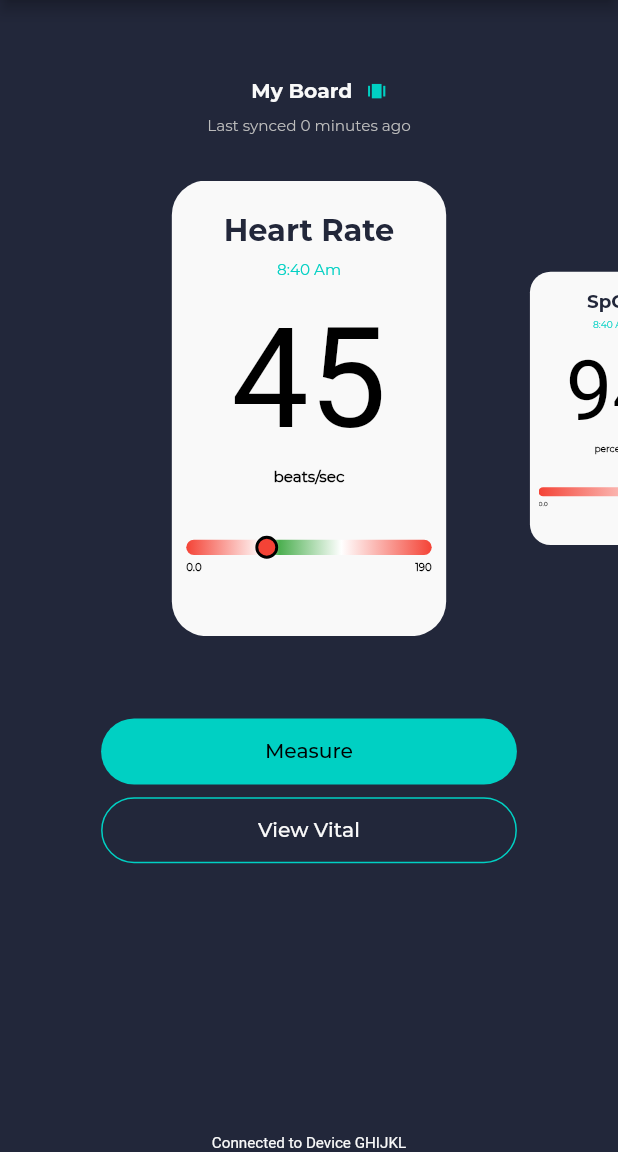
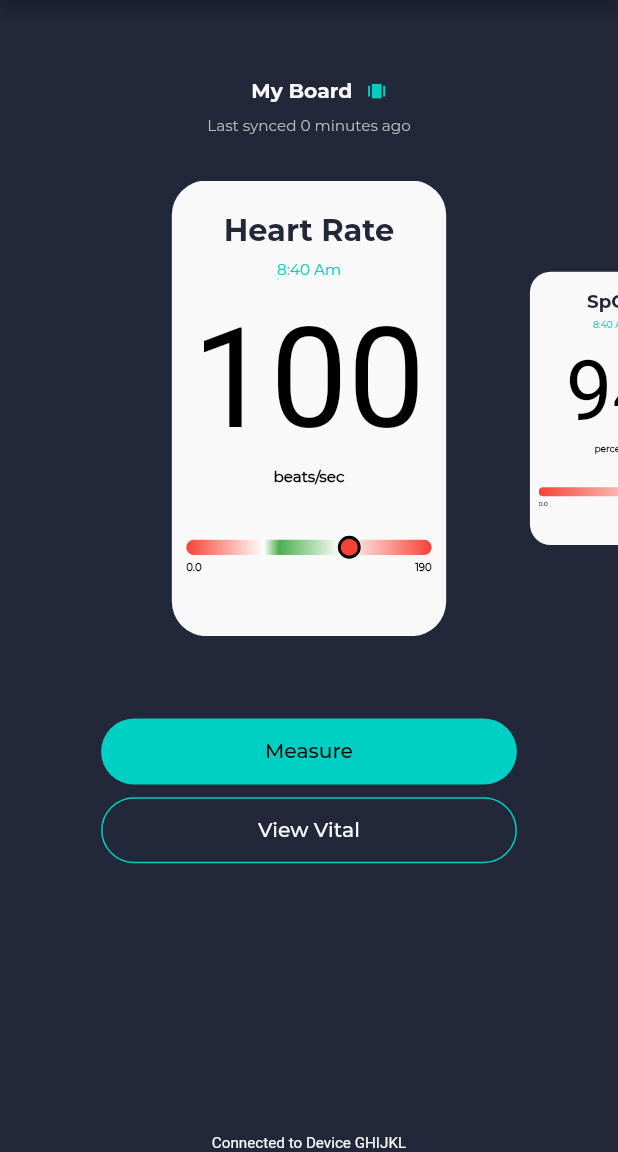
Before and after one commit to flexxited/Swastek, a Flutter app: the screen it shows once a user with an empty profile is signed in, after a tap on "Skip for now", on a phone screen of 412 x 824 dp, the part 84-1236 px from its top. Run offline on Flutter 3.47's test engine with Material 2 defaults, Android fonts, the phone set to English and light mode, and no system bars; drawn by our look-alikes of scroll_snap_list; our stand-ins replace cloud_firestore, dartz, firebase_auth, firebase_core, flutter_blue, flutter_screenutil and 3 more; missing offline and left inert: app_settings; accounts and stored records are empty; Roboto replaces fonts that are missing (SeogeBold, SeogeReg).

Commit message:
msr done

```diff
--- a/lib/app/modules/home/views/widgets/my_board/widgets/horizontal_view/horizontal_view.dart
+++ b/lib/app/modules/home/views/widgets/my_board/widgets/horizontal_view/horizontal_view.dart
@@ -1,5 +1,6 @@
 // import 'package:flexxited_swastek/controllers/tracking_controller.dart';
 // import 'package:flexxited_swastek/screens/view_vital/view_vital.dart';
+import 'package:flexxited_swastek/app/modules/home/views/widgets/my_board/widgets/horizontal_view/cards/mental_stress_horizontal_list_tile.dart';
 import 'package:flutter/material.dart';
 import 'package:flutter_screenutil/flutter_screenutil.dart';
 import 'package:get/get.dart';
@@ -17,6 +18,7 @@ import 'cards/posture_card_horizontal_list_tile.dart';
 import 'cards/respiratory_rate_card_horizontal_list_tile.dart';
 import 'cards/spo2_card_horizontal_list_tile.dart';
 import 'cards/step_count_card_horizontal_list_tile.dart';
+import 'package:flexxited_swastek/domain/device/models/mental_stress.dart';
 
 class HorizontalView extends StatelessWidget {
   // final TrackingController trackController = Get.find();
@@ -62,6 +64,13 @@ class HorizontalView extends StatelessWidget {
                               heatStress: value.heatStres),
                           posture: (_) => PostureDetectionHorizontalListTile(
                               posture: value.posture),
+                          mentalStress: (_) => MentalStressHorizontalListTile(
+                            mentalStress: MentalStress(
+                              bp: value.bloodPressure,
+                              hr: value.heartRate,
+                              rr: value.respiratoryRate,
+                            ),
+                          ),
                         );
                       },
                       invalidDataPacket: (_) {
@@ -76,6 +85,7 @@ class HorizontalView extends StatelessWidget {
                             fallDetection: (_) => "Fall detection",
                             heatStress: (_) => "Heat stress",
                             posture: (_) => "Posture",
+                            mentalStress: (_) => "Mental Stress",
                           ),
                         );
                       },
@@ -140,7 +150,6 @@ class HorizontalView extends StatelessWidget {
   }
 }
 
-
 class BottomNoBorderButton extends StatelessWidget {
   final String text;
   const BottomNoBorderButton({required this.text});
--- a/lib/domain/device/device_data_packet.dart
+++ b/lib/domain/device/device_data_packet.dart
@@ -87,8 +87,8 @@ abstract class DeviceDataPacket with _$DeviceDataPacket {
             heartRate: HeartRate(
               variability: 34,
               viriabilityLevel: 34.getVariabilityLevels(),
-              vital: 45,
-              vitalLevel: 45.getVitalLevels(),
+              vital: 100,
+              vitalLevel: 100.getVitalLevels(),
             ),
             spo2: const OxygenSaturation(spO2: 94),
             respiratoryRate: RespiratoryRate(
@@ -96,8 +96,8 @@ abstract class DeviceDataPacket with _$DeviceDataPacket {
               respiratoryLevel: 60.getRespiratoryLevels(),
             ),
             bloodPressure: BloodPressure(
-              systolic: 68,
-              systolicLevel: 68.getSystolicLevels(),
+              systolic: 121,
+              systolicLevel: 121.getSystolicLevels(),
               diastolic: 78,
             ),
             coreBodyTemperature: const CoreBodyTemperature(cbt: 36.5),
@@ -127,6 +127,7 @@ extension DeviceDataX on DeviceDataPacket {
       DeviceDataPacketItem.fallDetection(),
       DeviceDataPacketItem.heatStress(),
       DeviceDataPacketItem.posture(),
+      DeviceDataPacketItem.mentalStress()
     ];
   }
 }
@@ -143,4 +144,5 @@ abstract class DeviceDataPacketItem with _$DeviceDataPacketItem {
   const factory DeviceDataPacketItem.fallDetection() = _FallDetection;
   const factory DeviceDataPacketItem.heatStress() = _HeatStress;
   const factory DeviceDataPacketItem.posture() = _Posture;
+  const factory DeviceDataPacketItem.mentalStress() = _mentalStress;
 }
--- a/lib/domain/device/models/mental_stress.dart
+++ b/lib/domain/device/models/mental_stress.dart
@@ -1,3 +1,4 @@
+import 'package:flutter/foundation.dart';
 import 'package:freezed_annotation/freezed_annotation.dart';
 
 import 'blood_pressure.dart';
@@ -21,20 +22,25 @@ extension MentalStressX on MentalStress {
     if (bp.systolicLevel == EnLevels.normal(value: bp.systolic) &&
         hr.vitalLevel == EnLevels.normal(value: hr.vital) &&
         rr.respiratoryLevel == EnLevels.normal(value: rr.rr)) {
+      debugPrint("1");
       return const EnLevels.normal(value: -1);
     } else if (bp.systolicLevel == EnLevels.normal(value: bp.systolic) &&
         hr.vitalLevel == EnLevels.high(value: hr.vital) &&
         rr.respiratoryLevel == EnLevels.normal(value: rr.rr)) {
+      debugPrint("2");
       return const EnLevels.low(value: -1);
     } else if (bp.systolicLevel == EnLevels.high(value: bp.systolic) &&
         hr.vitalLevel == EnLevels.high(value: hr.vital) &&
         rr.respiratoryLevel == EnLevels.normal(value: rr.rr)) {
+      debugPrint("3");
       return const EnLevels.normalHigh(value: -1);
     } else if (bp.systolicLevel == EnLevels.high(value: bp.systolic) &&
         hr.vitalLevel == EnLevels.high(value: hr.vital) &&
         rr.respiratoryLevel == EnLevels.high(value: rr.rr)) {
+      debugPrint("4");
       return const EnLevels.high(value: -1);
     } else {
+      debugPrint("5");
       return const EnLevels.undetermined();
     }
   }
```
Also changed, not shown: lib/app/modules/home/views/widgets/my_board/widgets/horizontal_view/cards/mental_stress_horizontal_list_tile.dart (added, +51 -0 lines), lib/app/modules/home/views/widgets/my_board/widgets/verticle_view/cards/mental_stress_card_vertical_list_tile.dart (added, +84 -0 lines), lib/app/modules/home/views/widgets/my_board/widgets/verticle_view/vertical_view.dart (+8 -0 lines), lib/domain/device/device_data_packet.freezed.dart, lib/domain/device/models/mental_stress.freezed.dart.
